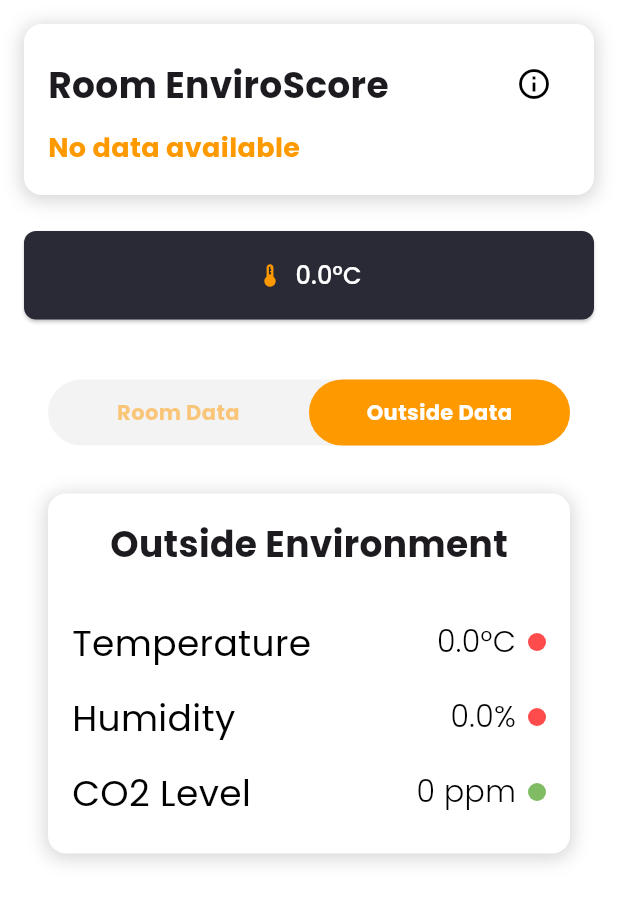
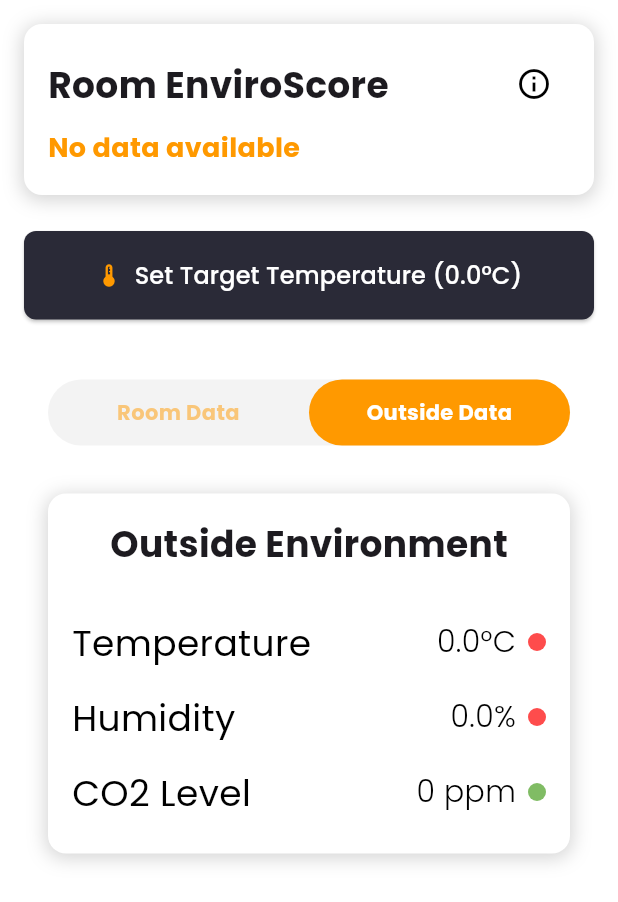
Before and after one commit to KempDewulf/envirosense-app, a Flutter app: the RoomOverviewContent widget shown alone on an empty page, opened directly with empty values, on a phone screen of 412 x 824 dp. Shown: the top 902 px of the screen. Run offline on Flutter 3.47's test engine with Material 3 defaults, Android fonts, the phone set to English and light mode, and no system bars; our stand-ins replace dotted_border, firebase_auth, firebase_core, firebase_messaging, flutter_dotenv, google_fonts and 4 more; missing offline and left inert: mobile_scanner; accounts and stored records are empty; network calls fail.

Commit message:
feat: enhance target temperature display with contextual formatting in room overview

```diff
--- a/lib/presentation/widgets/room_overview_content.dart
+++ b/lib/presentation/widgets/room_overview_content.dart
@@ -83,7 +83,7 @@ class RoomOverviewContent extends StatelessWidget {
               else
                 FutureBuilder<String>(
                   future: targetTemperature != null
-                      ? UnitConverter.formatTemperature(targetTemperature)
+                      ? UnitConverter.formatTemperature(targetTemperature).then((temp) => 'Set Target Temperature ($temp)')
                       : Future.value('Temperature Limit Not Available'),
                   builder: (context, snapshot) {
                     return Text(
```
